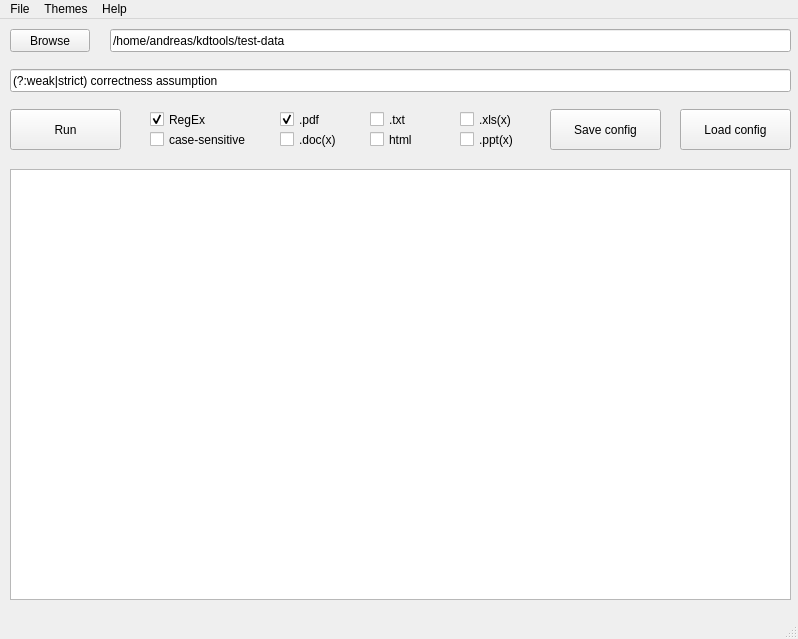
First picture: the form in design.ui, repository iTsluku/kdtools, before the edit.
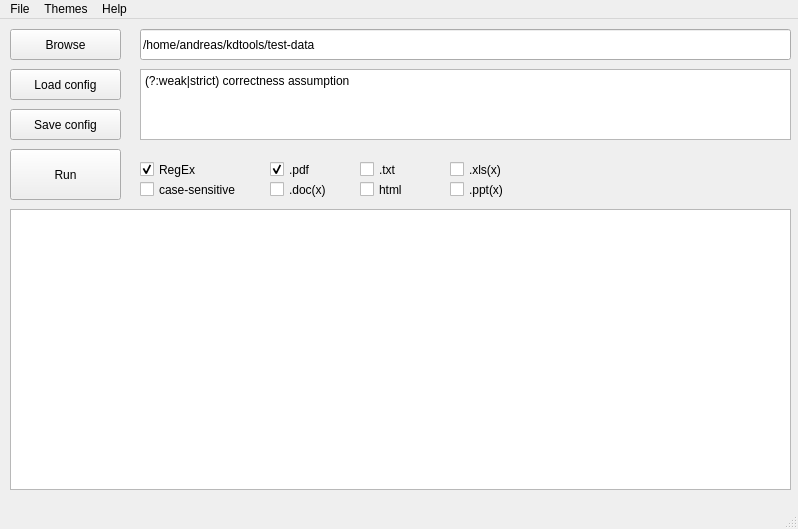
Second picture: the form after the edit.

Commit message: Update UI, Add docs ref

The edit to the form file:
```diff
--- a/design.ui
+++ b/design.ui
@@ -7,7 +7,7 @@
     <x>0</x>
     <y>0</y>
     <width>798</width>
-    <height>639</height>
+    <height>529</height>
    </rect>
   </property>
   <property name="windowTitle">
@@ -17,36 +17,23 @@
    <widget class="QLineEdit" name="lineEdit_path">
     <property name="geometry">
      <rect>
-      <x>110</x>
+      <x>140</x>
       <y>10</y>
-      <width>681</width>
-      <height>23</height>
+      <width>651</width>
+      <height>31</height>
      </rect>
     </property>
     <property name="text">
      <string>/home/andreas/kdtools/test-data</string>
     </property>
    </widget>
-   <widget class="QLineEdit" name="lineEdit_query">
-    <property name="geometry">
-     <rect>
-      <x>10</x>
-      <y>50</y>
-      <width>781</width>
-      <height>23</height>
-     </rect>
-    </property>
-    <property name="text">
-     <string>(?:weak|strict) correctness assumption</string>
-    </property>
-   </widget>
    <widget class="QPushButton" name="pushButton_browse">
     <property name="geometry">
      <rect>
       <x>10</x>
       <y>10</y>
-      <width>80</width>
-      <height>23</height>
+      <width>111</width>
+      <height>31</height>
      </rect>
     </property>
     <property name="text">
@@ -56,8 +43,8 @@
    <widget class="QCheckBox" name="checkBox_regex">
     <property name="geometry">
      <rect>
-      <x>150</x>
-      <y>90</y>
+      <x>140</x>
+      <y>140</y>
       <width>85</width>
       <height>21</height>
      </rect>
@@ -72,8 +59,8 @@
    <widget class="QCheckBox" name="checkBox_case_sensitive">
     <property name="geometry">
      <rect>
-      <x>150</x>
-      <y>110</y>
+      <x>140</x>
+      <y>160</y>
       <width>111</width>
       <height>21</height>
      </rect>
@@ -85,8 +72,8 @@
    <widget class="QCheckBox" name="checkBox_file_format_pdf">
     <property name="geometry">
      <rect>
-      <x>280</x>
-      <y>90</y>
+      <x>270</x>
+      <y>140</y>
       <width>85</width>
       <height>21</height>
      </rect>
@@ -107,8 +94,8 @@
    <widget class="QCheckBox" name="checkBox_file_format_docx">
     <property name="geometry">
      <rect>
-      <x>280</x>
-      <y>110</y>
+      <x>270</x>
+      <y>160</y>
       <width>85</width>
       <height>21</height>
      </rect>
@@ -120,8 +107,8 @@
    <widget class="QCheckBox" name="checkBox_file_format_txt">
     <property name="geometry">
      <rect>
-      <x>370</x>
-      <y>90</y>
+      <x>360</x>
+      <y>140</y>
       <width>85</width>
       <height>21</height>
      </rect>
@@ -133,8 +120,8 @@
    <widget class="QCheckBox" name="checkBox_file_format_html">
     <property name="geometry">
      <rect>
-      <x>370</x>
-      <y>110</y>
+      <x>360</x>
+      <y>160</y>
       <width>85</width>
       <height>21</height>
      </rect>
@@ -146,8 +133,8 @@
    <widget class="QCheckBox" name="checkBox_file_format_xlsx">
     <property name="geometry">
      <rect>
-      <x>460</x>
-      <y>90</y>
+      <x>450</x>
+      <y>140</y>
       <width>85</width>
       <height>21</height>
      </rect>
@@ -159,8 +146,8 @@
    <widget class="QCheckBox" name="checkBox_file_format_pptx">
     <property name="geometry">
      <rect>
-      <x>460</x>
-      <y>110</y>
+      <x>450</x>
+      <y>160</y>
       <width>85</width>
       <height>21</height>
      </rect>
@@ -172,10 +159,10 @@
    <widget class="QPushButton" name="pushButton_save_config">
     <property name="geometry">
      <rect>
-      <x>550</x>
+      <x>10</x>
       <y>90</y>
       <width>111</width>
-      <height>41</height>
+      <height>31</height>
      </rect>
     </property>
     <property name="text">
@@ -185,10 +172,10 @@
    <widget class="QPushButton" name="pushButton_load_config">
     <property name="geometry">
      <rect>
-      <x>680</x>
-      <y>90</y>
+      <x>10</x>
+      <y>50</y>
       <width>111</width>
-      <height>41</height>
+      <height>31</height>
      </rect>
     </property>
     <property name="text">
@@ -199,9 +186,9 @@
     <property name="geometry">
      <rect>
       <x>10</x>
-      <y>90</y>
+      <y>130</y>
       <width>111</width>
-      <height>41</height>
+      <height>51</height>
      </rect>
     </property>
     <property name="text">
@@ -212,10 +199,34 @@
     <property name="geometry">
      <rect>
       <x>10</x>
-      <y>150</y>
+      <y>190</y>
       <width>781</width>
-      <height>431</height>
+      <height>281</height>
      </rect>
+    </property>
+    <property name="html">
+     <string>&lt;!DOCTYPE HTML PUBLIC &quot;-//W3C//DTD HTML 4.0//EN&quot; &quot;http://www.w3.org/TR/REC-html40/strict.dtd&quot;&gt;
+&lt;html&gt;&lt;head&gt;&lt;meta name=&quot;qrichtext&quot; content=&quot;1&quot; /&gt;&lt;style type=&quot;text/css&quot;&gt;
+p, li { white-space: pre-wrap; }
+&lt;/style&gt;&lt;/head&gt;&lt;body style=&quot; font-family:'Sans Serif'; font-size:9pt; font-weight:400; font-style:normal;&quot;&gt;
+&lt;p style=&quot;-qt-paragraph-type:empty; margin-top:0px; margin-bottom:0px; margin-left:0px; margin-right:0px; -qt-block-indent:0; text-indent:0px;&quot;&gt;&lt;br /&gt;&lt;/p&gt;&lt;/body&gt;&lt;/html&gt;</string>
+    </property>
+   </widget>
+   <widget class="QTextEdit" name="textEdit_query">
+    <property name="geometry">
+     <rect>
+      <x>140</x>
+      <y>50</y>
+      <width>651</width>
+      <height>71</height>
+     </rect>
+    </property>
+    <property name="html">
+     <string>&lt;!DOCTYPE HTML PUBLIC &quot;-//W3C//DTD HTML 4.0//EN&quot; &quot;http://www.w3.org/TR/REC-html40/strict.dtd&quot;&gt;
+&lt;html&gt;&lt;head&gt;&lt;meta name=&quot;qrichtext&quot; content=&quot;1&quot; /&gt;&lt;style type=&quot;text/css&quot;&gt;
+p, li { white-space: pre-wrap; }
+&lt;/style&gt;&lt;/head&gt;&lt;body style=&quot; font-family:'Sans Serif'; font-size:9pt; font-weight:400; font-style:normal;&quot;&gt;
+&lt;p style=&quot; margin-top:0px; margin-bottom:0px; margin-left:0px; margin-right:0px; -qt-block-indent:0; text-indent:0px;&quot;&gt;(?:weak|strict) correctness assumption&lt;/p&gt;&lt;/body&gt;&lt;/html&gt;</string>
     </property>
    </widget>
   </widget>
```
The commit also changes 1 other file.
